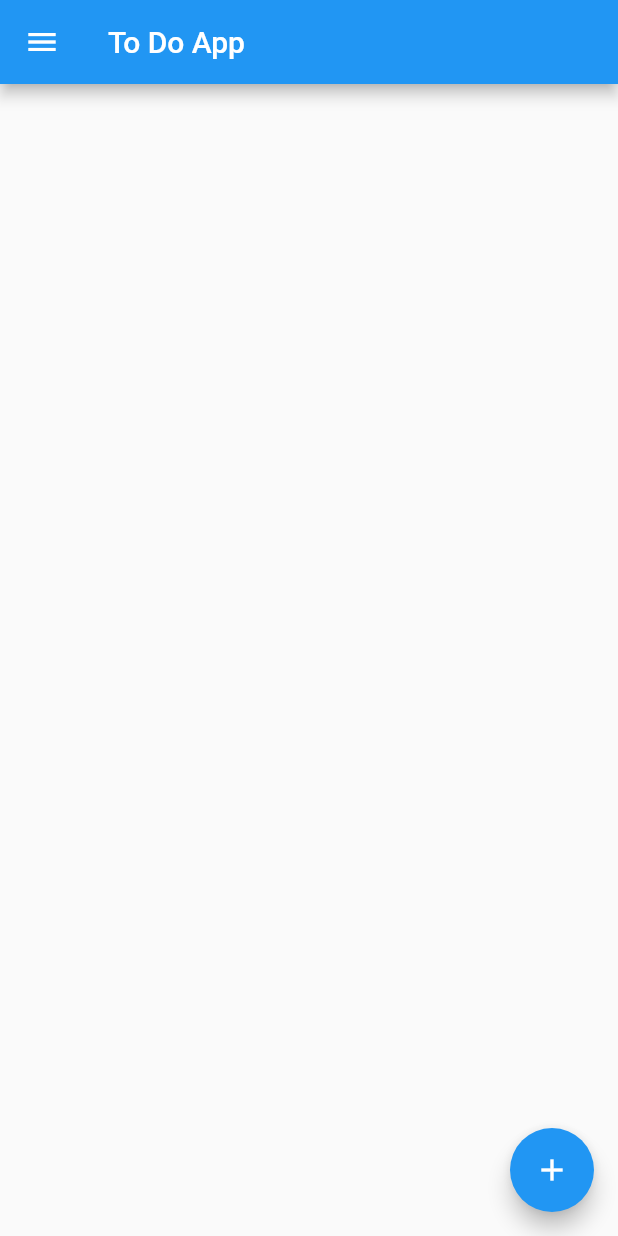
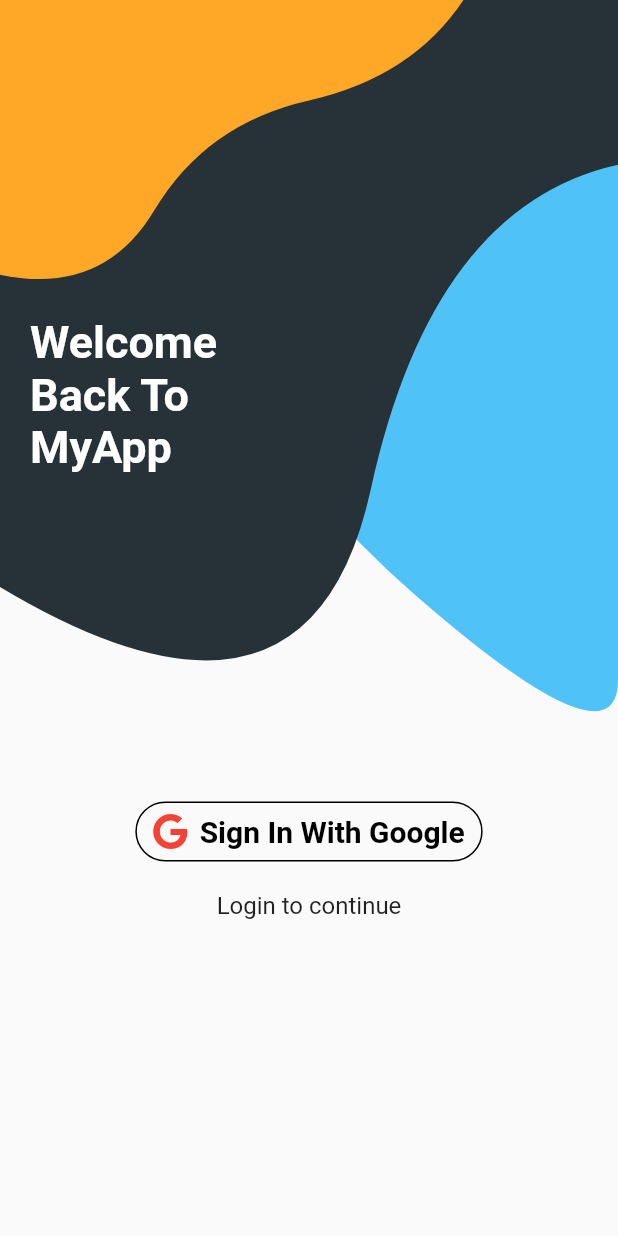
Before and after one commit to haiduong7499/todo, a Flutter app: the screen it shows after launch, on a phone screen of 412 x 824 dp. Run offline on Flutter 3.47's test engine with Material 2 defaults, Android fonts, the phone set to English and light mode, and no system bars; our stand-ins replace firebase_auth, firebase_core, font_awesome_flutter, google_sign_in, sqflite; accounts and stored records are empty.

Commit message:
'add-login-by-gmail'

```diff
--- a/lib/main.dart
+++ b/lib/main.dart
@@ -1,6 +1,26 @@
 
-
+import 'package:do_an/screen/login_firebase.dart';
 import 'package:do_an/src/app.dart';
 import 'package:flutter/cupertino.dart';
 import 'package:flutter/material.dart';
-void main() =>runApp(App());
+import 'package:firebase_core/firebase_core.dart';
+
+
+Future main() async {
+  WidgetsFlutterBinding.ensureInitialized();
+  await Firebase.initializeApp();
+
+  runApp(MyApp());
+}
+
+class MyApp extends StatelessWidget {
+  static final String title = 'Todo App';
+
+  @override
+  Widget build(BuildContext context) => MaterialApp(
+    debugShowCheckedModeBanner: false,
+    title: title,
+    theme: ThemeData(primarySwatch: Colors.deepOrange),
+    home: HomePage(),
+  );
+}
--- /dev/null
+++ b/lib/provider/google_sign_in.dart
@@ -0,0 +1,45 @@
+import 'package:firebase_auth/firebase_auth.dart';
+import 'package:flutter/material.dart';
+import 'package:google_sign_in/google_sign_in.dart';
+
+class GoogleSignInProvider extends ChangeNotifier {
+  final googleSignIn = GoogleSignIn();
+  bool _isSigningIn;
+
+  GoogleSignInProvider() {
+    _isSigningIn = false;
+  }
+
+  bool get isSigningIn => _isSigningIn;
+
+  set isSigningIn(bool isSigningIn) {
+    _isSigningIn = isSigningIn;
+    notifyListeners();
+  }
+
+  Future login() async {
+    isSigningIn = true;
+
+    final user = await googleSignIn.signIn();
+    if (user == null) {
+      isSigningIn = false;
+      return;
+    } else {
+      final googleAuth = await user.authentication;
+
+      final credential = GoogleAuthProvider.credential(
+        accessToken: googleAuth.accessToken,
+        idToken: googleAuth.idToken,
+      );
+
+      await FirebaseAuth.instance.signInWithCredential(credential);
+
+      isSigningIn = false;
+    }
+  }
+
+  void logout() async {
+    await googleSignIn.disconnect();
+    FirebaseAuth.instance.signOut();
+  }
+}
--- a/lib/screen/home_screen.dart
+++ b/lib/screen/home_screen.dart
@@ -99,13 +99,16 @@ class _HomeScreenState extends State<HomeScreen> {
                     Text(_todolist[index].todoDate ?? 'No Date'),
                   ],
                 ),
-                subtitle: Text(_todolist[index].description ?? 'No Category'),
+                subtitle: Text(_todolist[index].category ?? 'No Category'),
                 trailing: IconButton(
                     icon: Icon(Icons.delete),
                     color: Colors.red,
                     onPressed: () {
                       _deleteFormDialog(context, _todolist[index].id);
                     }),
+                onTap: () => {
+                  print('onTap')
+                },
               ),
             ),
           );
--- /dev/null
+++ b/lib/screen/login_firebase.dart
@@ -0,0 +1,38 @@
+import 'package:do_an/helper/drawer_navi.dart';
+import 'package:firebase_auth/firebase_auth.dart';
+import 'package:flutter/material.dart';
+import 'package:do_an/provider/google_sign_in.dart';
+import 'package:do_an/widget/background_painter.dart';
+import 'package:do_an/widget/sign_up_widget.dart';
+import 'package:provider/provider.dart';
+
+class HomePage extends StatelessWidget {
+  @override
+  Widget build(BuildContext context) => Scaffold(
+    body: ChangeNotifierProvider(
+      create: (context) => GoogleSignInProvider(),
+      child: StreamBuilder(
+        stream: FirebaseAuth.instance.authStateChanges(),
+        builder: (context, snapshot) {
+          final provider = Provider.of<GoogleSignInProvider>(context);
+
+          if (provider.isSigningIn) {
+            return buildLoading();
+          } else if (snapshot.hasData) {
+            return DrawerNavigation();
+          } else {
+            return SignUpWidget();
+          }
+        },
+      ),
+    ),
+  );
+
+  Widget buildLoading() => Stack(
+    fit: StackFit.expand,
+    children: [
+      CustomPaint(painter: BackgroundPainter()),
+      Center(child: CircularProgressIndicator()),
+    ],
+  );
+}
--- /dev/null
+++ b/lib/widget/background_painter.dart
@@ -0,0 +1,128 @@
+import 'dart:ui';
+
+import 'package:flutter/material.dart';
+
+class Point {
+  final double x;
+  final double y;
+
+  Point(this.x, this.y);
+}
+
+class BackgroundPainter extends CustomPainter {
+  final Paint linePaint;
+  final Paint bluePaint;
+  final Paint greyPaint;
+  final Paint orangePaint;
+
+  BackgroundPainter()
+      : bluePaint = Paint()
+    ..color = Colors.lightBlue.shade300
+    ..style = PaintingStyle.fill,
+        greyPaint = Paint()
+          ..color = Colors.blueGrey[900]
+          ..style = PaintingStyle.fill,
+        orangePaint = Paint()
+          ..color = Colors.orange.shade400
+          ..style = PaintingStyle.fill,
+        linePaint = Paint()
+          ..color = Colors.orange[300]
+          ..style = PaintingStyle.stroke
+          ..strokeWidth = 4;
+
+  void _addPointsToPath(Path path, List<Point> points) {
+    if (points.length < 3) {
+      throw UnsupportedError('Need three or more points to create a path.');
+    }
+
+    for (var i = 0; i < points.length - 2; i++) {
+      final xc = (points[i].x + points[i + 1].x) / 2;
+      final yc = (points[i].y + points[i + 1].y) / 2;
+      path.quadraticBezierTo(points[i].x, points[i].y, xc, yc);
+    }
+
+    // connect the last two points
+    path.quadraticBezierTo(
+      points[points.length - 2].x,
+      points[points.length - 2].y,
+      points[points.length - 1].x,
+      points[points.length - 1].y,
+    );
+  }
+
+  @override
+  void paint(Canvas canvas, Size size) {
+    paintBlue(size, canvas);
+    paintDark(size, canvas);
+    paintOrange(size, canvas);
+  }
+
+  void paintBlue(Size size, Canvas canvas) {
+    final path = Path();
+
+    path.moveTo(size.width, size.height);
+    path.lineTo(size.width, 0);
+    path.lineTo(0, 0);
+
+    _addPointsToPath(path, [
+      Point(
+        lerpDouble(0, size.width / 3, 1),
+        lerpDouble(0, size.height / 3, 1),
+      ),
+      Point(
+        lerpDouble(size.width / 2, size.height * 0.5, 1),
+        lerpDouble(size.width / 2, size.height, 0.5),
+      ),
+      Point(
+        size.width,
+        lerpDouble(size.width, size.height, 0.1),
+      ),
+    ]);
+    canvas.drawPath(path, bluePaint);
+  }
+
+  void paintDark(Size size, Canvas canvas) {
+    final path = Path();
+
+    path.moveTo(size.width, 300);
+    path.lineTo(size.width, 0);
+    path.lineTo(0, 0);
+    path.lineTo(0, lerpDouble(size.height / 4, size.height / 2, 0.9));
+    _addPointsToPath(
+      path,
+      [
+        Point(
+          size.width / 2,
+          lerpDouble(size.height / 2, size.height * 3 / 4, 0.5),
+        ),
+        Point(
+          size.width * 3.5 / 5,
+          lerpDouble(size.height / 6, size.height / 2, 0),
+        ),
+        Point(size.width, lerpDouble(size.height / 7.5, size.height / 4, 0)),
+      ],
+    );
+
+    canvas.drawPath(path, greyPaint);
+  }
+
+  void paintOrange(Size size, Canvas canvas) {
+    final path = Path();
+
+    path.moveTo(size.width * 3 / 4, 0);
+    path.lineTo(0, 0);
+    path.lineTo(0, lerpDouble(0, size.height / 4.5, 1));
+
+    _addPointsToPath(path, [
+      Point(size.width / 6, lerpDouble(0, size.height / 5, 1.2)),
+      Point(size.width / 3, lerpDouble(0, size.height / 10, 1)),
+      Point(size.width / 3 * 2, lerpDouble(0, size.height / 8, 0.5)),
+      Point(size.width * 3 / 4, 0),
+    ]);
+
+    canvas.drawPath(path, orangePaint);
+  }
+
+  @override
+  bool shouldRepaint(CustomPainter oldDelegate) => true;
+}
--- /dev/null
+++ b/lib/widget/google_signup_button_widget.dart
@@ -0,0 +1,28 @@
+import 'package:flutter/material.dart';
+import 'package:font_awesome_flutter/font_awesome_flutter.dart';
+import 'package:do_an/provider/google_sign_in.dart';
+import 'package:provider/provider.dart';
+
+class GoogleSignupButtonWidget extends StatelessWidget {
+  @override
+  Widget build(BuildContext context) => Container(
+    padding: EdgeInsets.all(4),
+    child: OutlineButton.icon(
+      label: Text(
+        'Sign In With Google',
+        style: TextStyle(fontWeight: FontWeight.bold, fontSize: 20),
+      ),
+      shape: StadiumBorder(),
+      padding: EdgeInsets.symmetric(horizontal: 12, vertical: 8),
+      highlightedBorderColor: Colors.black,
+      borderSide: BorderSide(color: Colors.black),
+      textColor: Colors.black,
+      icon: FaIcon(FontAwesomeIcons.google, color: Colors.red),
+      onPressed: () {
+        final provider =
+        Provider.of<GoogleSignInProvider>(context, listen: false);
+        provider.login();
+      },
+    ),
+  );
+}
--- /dev/null
+++ b/lib/widget/sign_up_widget.dart
@@ -0,0 +1,43 @@
+import 'package:flutter/material.dart';
+import 'package:do_an/widget/background_painter.dart';
+import 'package:do_an/widget/google_signup_button_widget.dart';
+
+class SignUpWidget extends StatelessWidget {
+  @override
+  Widget build(BuildContext context) => Stack(
+    fit: StackFit.expand,
+    children: [
+      CustomPaint(painter: BackgroundPainter()),
+      buildSignUp(),
+    ],
+  );
+
+  Widget buildSignUp() => Column(
+    children: [
+      Spacer(),
+      Align(
+        alignment: Alignment.centerLeft,
+        child: Container(
+          margin: EdgeInsets.symmetric(horizontal: 20),
+          width: 175,
+          child: Text(
+            'Welcome Back To MyApp',
+            style: TextStyle(
+              color: Colors.white,
+              fontSize: 30,
+              fontWeight: FontWeight.bold,
+            ),
+          ),
+        ),
+      ),
+      Spacer(),
+      GoogleSignupButtonWidget(),
+      SizedBox(height: 12),
+      Text(
+        'Login to continue',
+        style: TextStyle(fontSize: 16),
+      ),
+      Spacer(),
+    ],
+  );
+}
--- a/pubspec.yaml
+++ b/pubspec.yaml
@@ -31,6 +31,12 @@ dependencies:
   sqflite: ^1.3.0
   path_provider: ^1.6.7
   intl: ^0.16.1
+  #google sign in
+  firebase_auth: ^0.18.3
+  google_sign_in: ^4.5.6
+  font_awesome_flutter: ^8.10.0
+  # state management
+  provider: ^4.3.2+2
 dev_dependencies:
   flutter_test:
     sdk: flutter
```
Also changed, not shown: lib/helper/drawer_navi.dart (+18 -5 lines), pubspec.lock, 3 other files.
